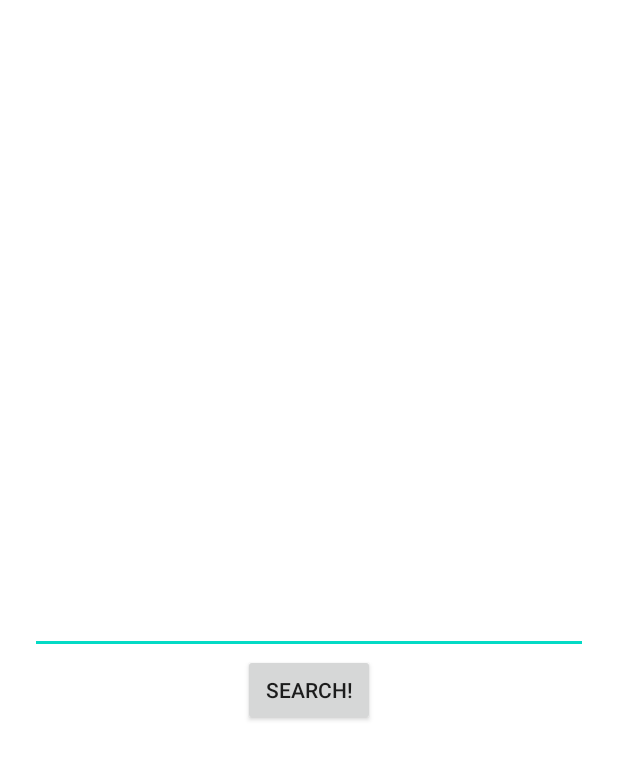
After one commit to EktovDmitrii/WAY, an Android app: the layout fragment_search.xml on its own in the app's theme, with its tools: preview values and no code run, on a phone screen of 412 x 824 dp. The commit adds this screen. Shown: the top 760 px of the screen. Run offline under Robolectric (Android 15) with nearby library versions, the phone set to English and light mode, and no system bars.

Commit message:
search of city

```diff
--- a/app/build.gradle
+++ b/app/build.gradle
@@ -24,6 +24,10 @@ android {
             proguardFiles getDefaultProguardFile('proguard-android-optimize.txt'), 'proguard-rules.pro'
         }
     }
+
+    buildFeatures{
+        viewBinding = true
+    }
     compileOptions {
         sourceCompatibility JavaVersion.VERSION_1_8
         targetCompatibility JavaVersion.VERSION_1_8
@@ -39,6 +43,7 @@ dependencies {
     implementation 'androidx.appcompat:appcompat:1.4.1'
     implementation 'com.google.android.material:material:1.6.0'
     implementation 'androidx.constraintlayout:constraintlayout:2.1.4'
+    implementation 'androidx.legacy:legacy-support-v4:1.0.0'
     testImplementation 'junit:junit:4.+'
     androidTestImplementation 'androidx.test.ext:junit:1.1.4'
     androidTestImplementation 'androidx.test.espresso:espresso-core:3.5.0'
--- a/app/src/main/AndroidManifest.xml
+++ b/app/src/main/AndroidManifest.xml
@@ -13,7 +13,7 @@
         android:supportsRtl="true"
         android:theme="@style/Theme.WAY">
         <activity
-            android:name=".MainActivity"
+            android:name=".ui.MainActivity"
             android:exported="true">
             <intent-filter>
                 <action android:name="android.intent.action.MAIN" />
--- /dev/null
+++ b/app/src/main/java/weather/way/Constants.kt
@@ -0,0 +1,5 @@
+package weather.way
+
+object Constants {
+    const val FRAGMENT_SEARCH_BINDING_NULL = "fragment search binding is null"
+}
--- a/app/src/main/java/weather/way/data/network/RepositoryImpl.kt
+++ b/app/src/main/java/weather/way/data/network/RepositoryImpl.kt
@@ -5,8 +5,8 @@ import weather.way.domain.ApiRepository
 import weather.way.domain.model.*
 
 class RepositoryImpl(private val apiService: ApiService) : ApiRepository {
-    override fun getCurrentWeatherInCity(): Single<CommonInfo> {
-        return apiService.getCurrentWeatherInCity("London").map { it ->
+    override fun getCurrentWeatherInCity(cityName: String): Single<CommonInfo> {
+        return apiService.getCurrentWeatherInCity(cityName).map { it ->
             CommonInfo(
                 coord = Coord(
                     lon = it.coord.lon,
--- a/app/src/main/java/weather/way/domain/ApiRepository.kt
+++ b/app/src/main/java/weather/way/domain/ApiRepository.kt
@@ -5,5 +5,5 @@ import weather.way.domain.model.CommonInfo
 
 interface ApiRepository {
 
-    fun getCurrentWeatherInCity(): Single<CommonInfo>
+    fun getCurrentWeatherInCity(cityName: String): Single<CommonInfo>
 }
--- a/app/src/main/java/weather/way/domain/useCases/GetWeatherInCityUseCase.kt
+++ b/app/src/main/java/weather/way/domain/useCases/GetWeatherInCityUseCase.kt
@@ -5,7 +5,7 @@ import weather.way.domain.ApiRepository
 import weather.way.domain.model.CommonInfo
 
 class GetWeatherInCityUseCase(private val repository: ApiRepository) {
-    fun getWeatherInCity(): Single<CommonInfo> {
-        return repository.getCurrentWeatherInCity()
+    fun getWeatherInCity(cityName: String): Single<CommonInfo> {
+        return repository.getCurrentWeatherInCity(cityName)
     }
 }
--- /dev/null
+++ b/app/src/main/res/layout/fragment_search.xml
@@ -0,0 +1,31 @@
+<?xml version="1.0" encoding="utf-8"?>
+<androidx.constraintlayout.widget.ConstraintLayout xmlns:android="http://schemas.android.com/apk/res/android"
+    xmlns:tools="http://schemas.android.com/tools"
+    android:layout_width="match_parent"
+    android:layout_height="match_parent"
+    xmlns:app="http://schemas.android.com/apk/res-auto"
+    tools:context=".ui.SearchFragment">
+
+<com.google.android.material.textfield.TextInputEditText
+    android:id="@+id/et_search_city"
+    android:layout_width="match_parent"
+    android:layout_height="wrap_content"
+    android:layout_margin="20dp"
+    android:padding="10dp"
+    android:textColor="@color/black"
+    android:textSize="20sp"
+    app:layout_constraintStart_toStartOf="parent"
+    app:layout_constraintTop_toTopOf="parent"
+    app:layout_constraintEnd_toEndOf="parent"
+    app:layout_constraintBottom_toBottomOf="parent"/>
+
+    <androidx.appcompat.widget.AppCompatButton
+        android:id="@+id/btn_search"
+        android:layout_width="wrap_content"
+        android:layout_height="wrap_content"
+        app:layout_constraintEnd_toEndOf="parent"
+        app:layout_constraintTop_toBottomOf="@id/et_search_city"
+        app:layout_constraintStart_toStartOf="parent"
+        android:text="Search!"/>
+
+</androidx.constraintlayout.widget.ConstraintLayout>
--- a/app/src/main/res/values/strings.xml
+++ b/app/src/main/res/values/strings.xml
@@ -1,3 +1,5 @@
 <resources>
     <string name="app_name">WAY</string>
+    <!-- TODO: Remove or change this placeholder text -->
+    <string name="hello_blank_fragment">Hello blank fragment</string>
 </resources>
```
Also changed, not shown: app/src/main/java/weather/way/MainActivity.kt (deleted, +0 -39 lines), app/src/main/java/weather/way/ui/MainActivity.kt (added, +31 -0 lines), app/src/main/java/weather/way/ui/SearchFragment.kt (added, +71 -0 lines), app/src/main/res/layout/activity_main.xml (+9 -9 lines).
